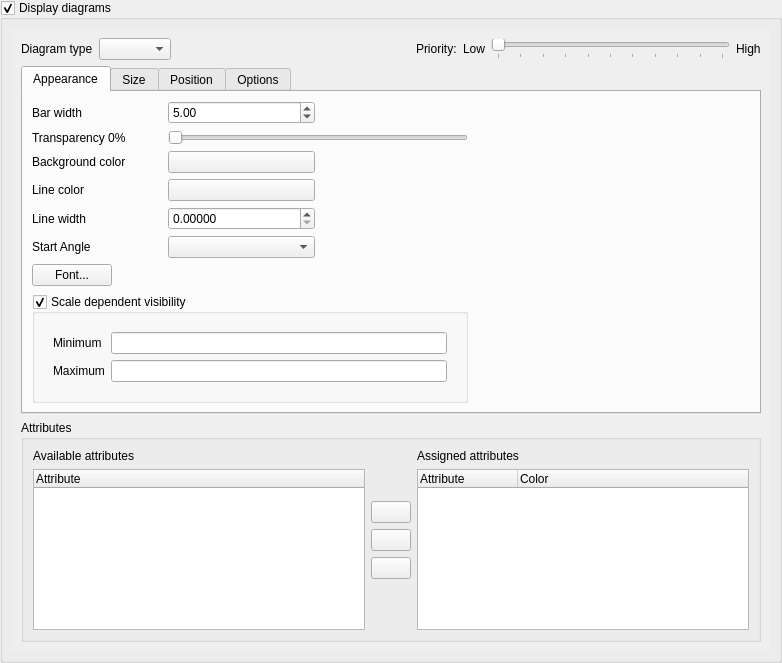
Qt form src/ui/qgsdiagrampropertiesbase.ui (carsmie/QGIS) before a commit.
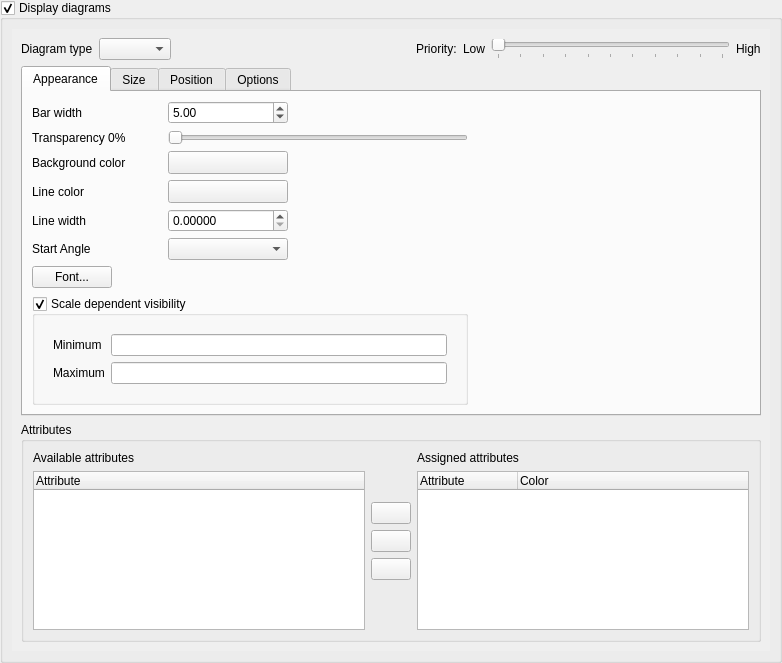
The same form after that commit. The open tabs and pages were chosen to show the change. Icons and pictures are not drawn. Custom widgets are drawn as their Qt base class.

Commit message: Flip more colors buttons to QgsColorButtonV2

What changed in the file:
```diff
--- a/src/ui/qgsdiagrampropertiesbase.ui
+++ b/src/ui/qgsdiagrampropertiesbase.ui
@@ -39,8 +39,8 @@
           <rect>
            <x>0</x>
            <y>0</y>
-           <width>743</width>
-           <height>761</height>
+           <width>756</width>
+           <height>627</height>
           </rect>
          </property>
          <layout class="QVBoxLayout" name="scrollAreaLayout">
@@ -130,7 +130,19 @@
               <item row="0" column="0" rowspan="2">
                <layout class="QGridLayout" name="gridLayout">
                 <item row="4" column="2">
-                 <widget class="QgsColorButton" name="mDiagramPenColorButton">
+                 <widget class="QgsColorButtonV2" name="mDiagramPenColorButton">
+                  <property name="minimumSize">
+                   <size>
+                    <width>120</width>
+                    <height>0</height>
+                   </size>
+                  </property>
+                  <property name="maximumSize">
+                   <size>
+                    <width>120</width>
+                    <height>16777215</height>
+                   </size>
+                  </property>
                   <property name="text">
                    <string/>
                   </property>
@@ -227,7 +239,19 @@
                  </widget>
                 </item>
                 <item row="3" column="2">
-                 <widget class="QgsColorButton" name="mBackgroundColorButton">
+                 <widget class="QgsColorButtonV2" name="mBackgroundColorButton">
+                  <property name="minimumSize">
+                   <size>
+                    <width>120</width>
+                    <height>0</height>
+                   </size>
+                  </property>
+                  <property name="maximumSize">
+                   <size>
+                    <width>120</width>
+                    <height>16777215</height>
+                   </size>
+                  </property>
                   <property name="text">
                    <string/>
                   </property>
@@ -992,9 +1016,9 @@
  </widget>
  <customwidgets>
   <customwidget>
-   <class>QgsColorButton</class>
-   <extends>QPushButton</extends>
-   <header>qgscolorbutton.h</header>
+   <class>QgsColorButtonV2</class>
+   <extends>QToolButton</extends>
+   <header>qgscolorbuttonv2.h</header>
   </customwidget>
  </customwidgets>
  <resources>
```
Left out of the diff: 2 changed lines with no effect on the pictures. The commit also changes 12 other files.
